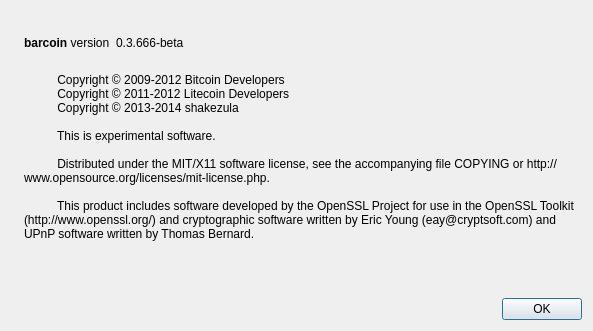
Qt form src/qt/forms/aboutdialog.ui (osiryz/osiris) before a commit.
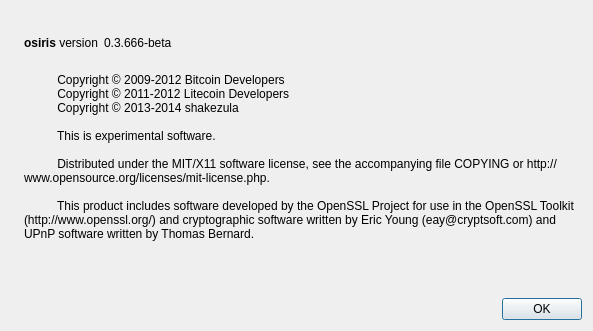
The same form after that commit. Icons and pictures are not drawn.

```diff
--- a/src/qt/forms/aboutdialog.ui
+++ b/src/qt/forms/aboutdialog.ui
@@ -50,7 +50,7 @@
           <cursorShape>IBeamCursor</cursorShape>
          </property>
          <property name="text">
-          <string>&lt;b&gt;barcoin&lt;/b&gt; version</string>
+          <string>&lt;b&gt;osiris&lt;/b&gt; version</string>
          </property>
          <property name="textInteractionFlags">
           <set>Qt::LinksAccessibleByMouse|Qt::TextSelectableByKeyboard|Qt::TextSelectableByMouse</set>
```
Left out of the diff: 2 changed lines with no effect on the pictures.
